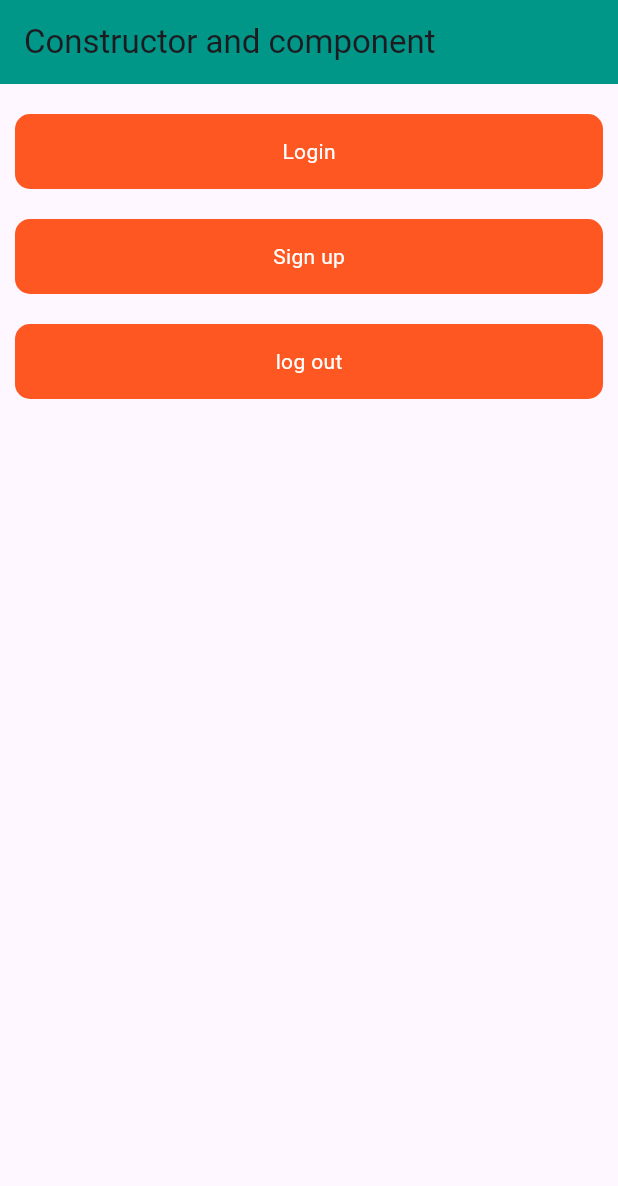
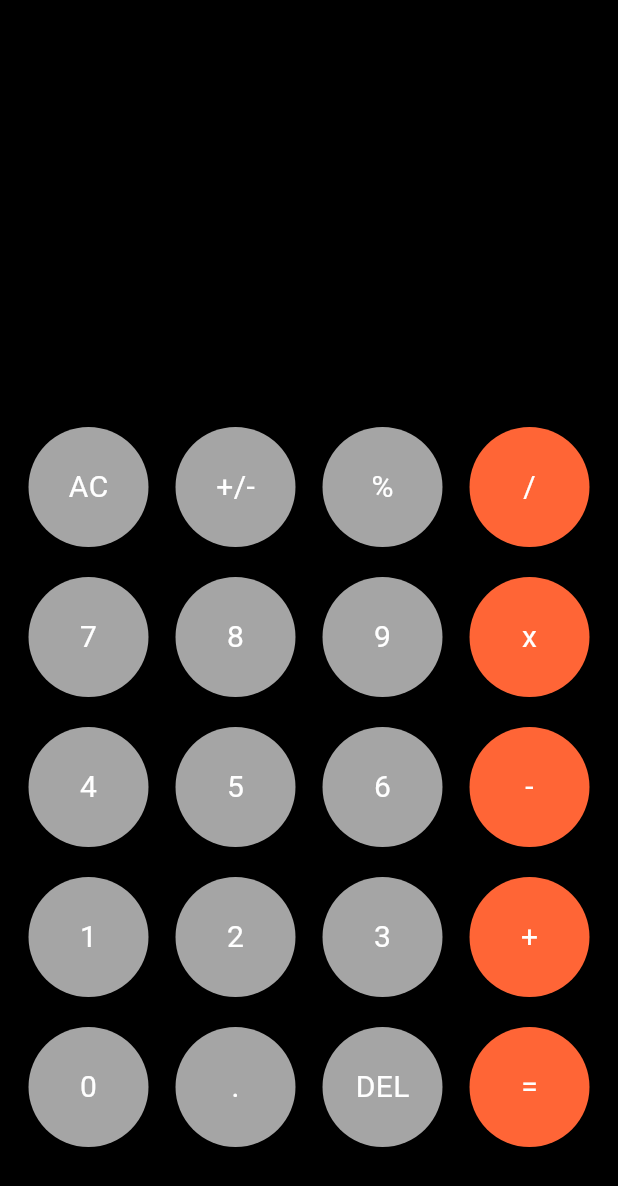
Before and after one commit to Abasalat/lottery_app_ch3, a Flutter app: the screen it shows after launch, on a phone screen of 412 x 824 dp. Shown: the top 1186 px of the screen. Run offline on Flutter 3.47's test engine with Material 3 defaults, Android fonts, the phone set to English and light mode, and no system bars; our stand-ins replace math_expressions, readmore.

Commit message:
create mybutton compoenet an dbuild what screep and add functionalities

```diff
--- /dev/null
+++ b/lib/components/mybutton.dart
@@ -0,0 +1,35 @@
+import 'package:flutter/material.dart';
+
+class Mybutton extends StatelessWidget {
+  final String title;
+  final Color color;
+  final VoidCallback onPress;
+  const Mybutton({
+    super.key,
+    required this.title,
+    this.color = const Color(0xffa5a5a5),
+    required this.onPress,
+  });
+
+  @override
+  Widget build(BuildContext context) {
+    return Expanded(
+      child: Padding(
+        padding: const EdgeInsets.symmetric(vertical: 10),
+        child: InkWell(
+          onTap: onPress,
+          child: Container(
+            height: 80,
+            decoration: BoxDecoration(shape: BoxShape.circle, color: color),
+            child: Center(
+              child: Text(
+                title,
+                style: TextStyle(fontSize: 20, color: Colors.white),
+              ),
+            ),
+          ),
+        ),
+      ),
+    );
+  }
+}
--- a/lib/main.dart
+++ b/lib/main.dart
@@ -1,7 +1,8 @@
 import 'package:flutter/material.dart';
 import 'package:lottery_app/constructor_comp_const/component_constructor.dart';
-import 'package:lottery_app/constructor_comp_const/constor_screen.dart';
-import 'package:lottery_app/pubbb_dev_packages/pub_devv.dart';
+import 'package:lottery_app/screens/calculator_screen.dart';
+// import 'package:lottery_app/constructor_comp_const/constor_screen.dart';
+// import 'package:lottery_app/pubbb_dev_packages/pub_devv.dart';
 //import 'package:lottery_app/whatapp_ui_widgets/whatapp_screen.dart';
 // import 'package:lottery_app/home_screen.dart';
 // import 'package:lottery_app/lottery_screen.dart';
@@ -22,8 +23,12 @@ class _MyappState extends State<Myapp> {
   @override
   Widget build(BuildContext context) {
     return MaterialApp(
+      debugShowCheckedModeBanner: false,
       title: 'Whatapp App',
-      theme: ThemeData(primaryColor: Colors.teal),
+      theme: ThemeData(
+        primaryColor: Colors.teal,
+        scaffoldBackgroundColor: Colors.amberAccent.shade200,
+      ),
 
       //Routing
       // initialRoute: HomeScreen.id,
@@ -34,7 +39,8 @@ class _MyappState extends State<Myapp> {
       // },
       //home: WhatappScreen(),
       //home: PubDevv(),
-      home: ComponentConstructor(),
+      //home: ComponentConstructor(),
+      home: CalculatorScreen(),
     );
   }
 }
--- /dev/null
+++ b/lib/screens/calculator_screen.dart
@@ -0,0 +1,243 @@
+import 'package:flutter/material.dart';
+import 'package:lottery_app/components/mybutton.dart';
+import 'package:math_expressions/math_expressions.dart';
+
+class CalculatorScreen extends StatefulWidget {
+  const CalculatorScreen({super.key});
+
+  @override
+  State<CalculatorScreen> createState() => _CalculatorScreenState();
+}
+
+class _CalculatorScreenState extends State<CalculatorScreen> {
+  var userInput = '';
+  var answer = '';
+  @override
+  Widget build(BuildContext context) {
+    return SafeArea(
+      child: Scaffold(
+        backgroundColor: Colors.black,
+        body: Padding(
+          padding: EdgeInsets.symmetric(horizontal: 10),
+          child: Column(
+            children: [
+              Expanded(
+                child: Padding(
+                  padding: const EdgeInsets.symmetric(vertical: 20),
+                  child: Column(
+                    mainAxisAlignment: MainAxisAlignment.center,
+                    crossAxisAlignment: CrossAxisAlignment.center,
+                    children: [
+                      Text(
+                        userInput.toString(),
+                        style: TextStyle(fontSize: 30, color: Colors.white),
+                      ),
+                      Text(
+                        answer.toString(),
+                        style: TextStyle(fontSize: 30, color: Colors.white),
+                      ),
+                    ],
+                  ),
+                ),
+              ),
+              Expanded(
+                flex: 2,
+                child: Column(
+                  children: [
+                    Row(
+                      children: [
+                        Mybutton(
+                          title: 'AC',
+                          onPress: () {
+                            userInput = '';
+                            answer = '';
+                            setState(() {});
+                          },
+                        ),
+                        Mybutton(
+                          title: '+/-',
+                          onPress: () {
+                            userInput += '+/-';
+                            setState(() {});
+                          },
+                        ),
+                        Mybutton(
+                          title: '%',
+                          onPress: () {
+                            userInput += '%';
+                            setState(() {});
+                          },
+                        ),
+                        Mybutton(
+                          title: '/',
+                          color: const Color.fromARGB(255, 255, 101, 54),
+                          onPress: () {
+                            userInput += '/';
+                            setState(() {});
+                          },
+                        ),
+                      ],
+                    ),
+                    Row(
+                      children: [
+                        Mybutton(
+                          title: '7',
+                          onPress: () {
+                            userInput += '7';
+                            setState(() {});
+                          },
+                        ),
+                        Mybutton(
+                          title: '8',
+                          onPress: () {
+                            userInput += '8';
+                            setState(() {});
+                          },
+                        ),
+                        Mybutton(
+                          title: '9',
+                          onPress: () {
+                            userInput += '9';
+                            setState(() {});
+                          },
+                        ),
+                        Mybutton(
+                          title: 'x',
+                          color: const Color.fromARGB(255, 255, 101, 54),
+                          onPress: () {
+                            userInput += 'x';
+                            setState(() {});
+                          },
+                        ),
+                      ],
+                    ),
+                    Row(
+                      children: [
+                        Mybutton(
+                          title: '4',
+                          onPress: () {
+                            userInput += '4';
+                            setState(() {});
+                          },
+                        ),
+                        Mybutton(
+                          title: '5',
+                          onPress: () {
+                            userInput += '5';
+                            setState(() {});
+                          },
+                        ),
+                        Mybutton(
+                          title: '6',
+                          onPress: () {
+                            userInput += '6';
+                            setState(() {});
+                          },
+                        ),
+                        Mybutton(
+                          title: '-',
+                          color: const Color.fromARGB(255, 255, 101, 54),
+                          onPress: () {
+                            userInput += '-';
+                            setState(() {});
+                          },
+                        ),
+                      ],
+                    ),
+                    Row(
+                      children: [
+                        Mybutton(
+                          title: '1',
+                          onPress: () {
+                            userInput += '1';
+                            setState(() {});
+                          },
+                        ),
+                        Mybutton(
+                          title: '2',
+                          onPress: () {
+                            userInput += '2';
+                            setState(() {});
+                          },
+                        ),
+                        Mybutton(
+                          title: '3',
+                          onPress: () {
+                            userInput += '3';
+                            setState(() {});
+                          },
+                        ),
+                        Mybutton(
+                          title: '+',
+                          color: const Color.fromARGB(255, 255, 101, 54),
+                          onPress: () {
+                            userInput += '+';
+                            setState(() {});
+                          },
+                        ),
+                      ],
+                    ),
+                    Row(
+                      children: [
+                        Mybutton(
+                          title: '0',
+                          onPress: () {
+                            userInput += '0';
+                            setState(() {});
+                          },
+                        ),
+                        Mybutton(
+                          title: '.',
+                          onPress: () {
+                            userInput += '.';
+                            setState(() {});
+                          },
+                        ),
+                        Mybutton(
+                          title: 'DEL',
+                          onPress: () {
+                            userInput = userInput.substring(
+                              0,
+                              userInput.length - 1,
+                            );
+                            setState(() {});
+                          },
+                        ),
+                        Mybutton(
+                          title: '=',
+                          color: const Color.fromARGB(255, 255, 101, 54),
+                          onPress: () {
+                            equalPres();
+                            setState(() {});
+                          },
+                        ),
+                      ],
+                    ),
+                  ],
+                ),
+              ),
+            ],
+          ),
+        ),
+      ),
+    );
+  }
+
+  void equalPres() {
+    String finalUserInput = userInput.replaceAll('x', '*');
+
+    Parser p = Parser();
+    Expression exp = p.parse(
+      finalUserInput,
+    ); // This line creates the expression from input
+
+    ContextModel cm = ContextModel();
+    double eval = exp.evaluate(
+      EvaluationType.REAL,
+      cm,
+    ); // This line evaluates the parsed expression
+
+    answer = eval.toString();
+    print("Answer: $answer");
+  }
+}
--- a/pubspec.yaml
+++ b/pubspec.yaml
@@ -36,6 +36,7 @@ dependencies:
   cupertino_icons: ^1.0.8
   font_awesome_flutter: ^10.8.0
   readmore: ^3.0.0
+  math_expressions: ^3.0.0
 
 
 dev_dependencies:
```
Also changed, not shown: pubspec.lock.
